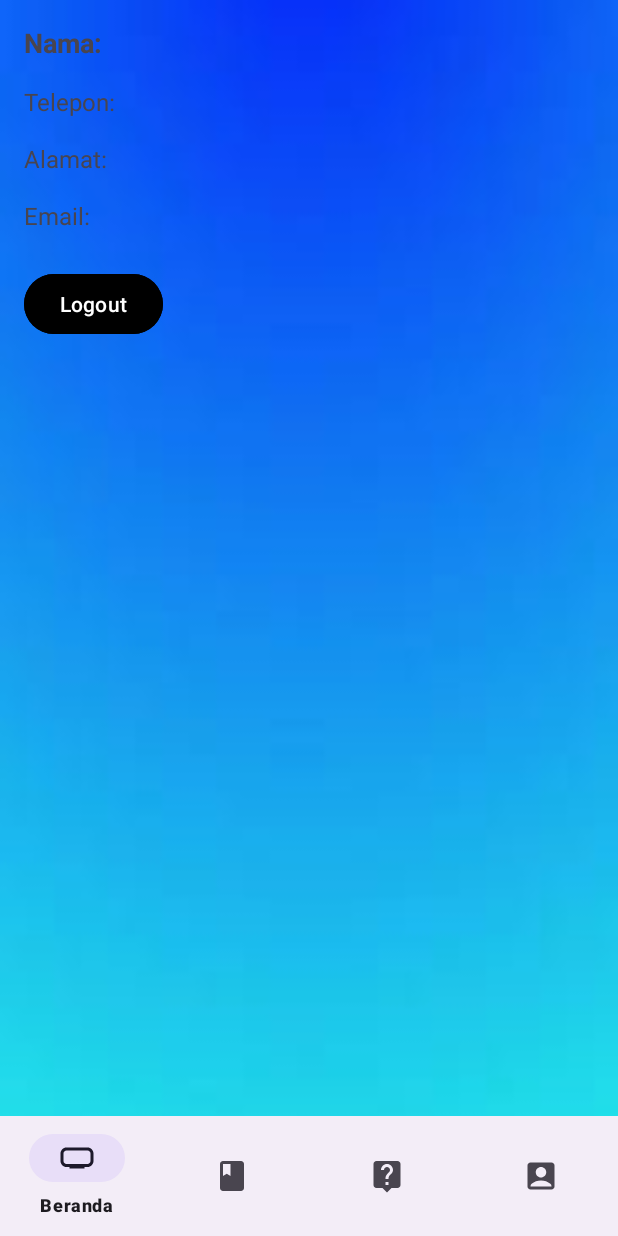
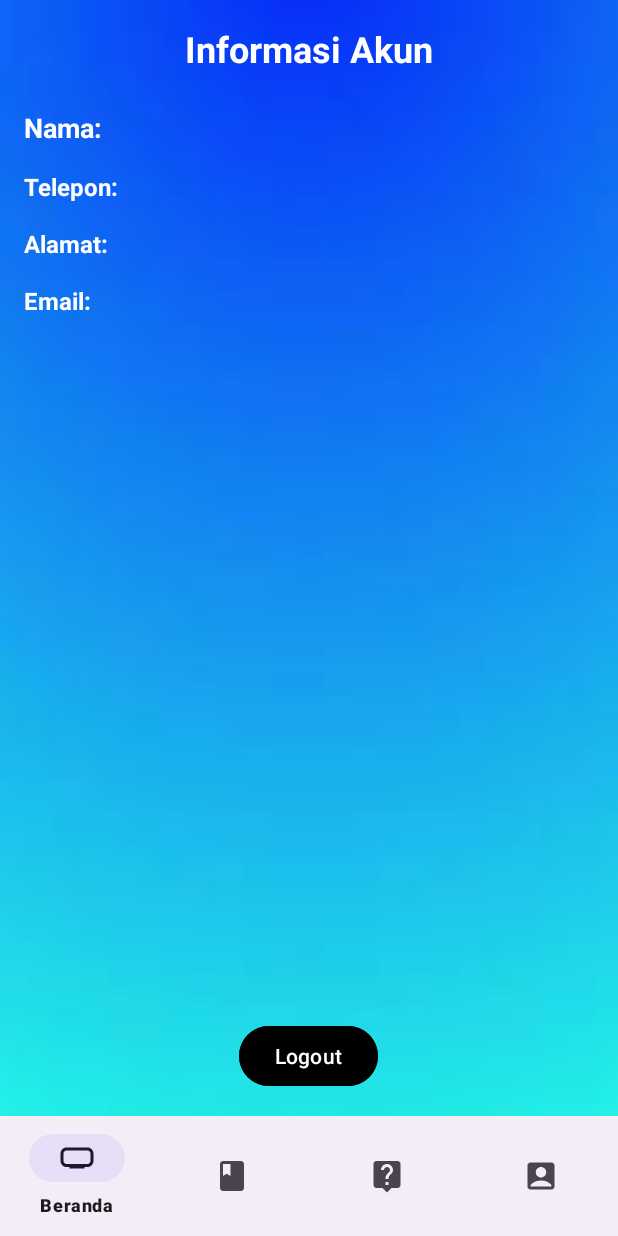
Before and after one commit to farhannovaldi/AplikasiDonasiMakanan, an Android app: the fragment AkunFragment placed in its activity, on a phone screen of 412 x 824 dp. Run offline under Robolectric (Android 15) with nearby library versions, the phone set to English and light mode, and no system bars; our stand-ins replace Firebase (no records; nobody signed in at launch, a user with empty details on screens opened directly).

Commit message:
Penyesuaian layout akun

```diff
--- a/app/src/main/java/com/project/nvl/aplikasidonasimakanan/AkunFragment.java
+++ b/app/src/main/java/com/project/nvl/aplikasidonasimakanan/AkunFragment.java
@@ -39,7 +39,7 @@ public class AkunFragment extends Fragment {
         textTelepon = view.findViewById(R.id.textTelepon);
         textAlamat = view.findViewById(R.id.textAlamat);
         textEmail = view.findViewById(R.id.textEmail);
-        btnLogout = view.findViewById(R.id.btnLogout); // Tambahkan ini
+        btnLogout = view.findViewById(R.id.btnLogout);
 
         FirebaseUser currentUser = FirebaseAuth.getInstance().getCurrentUser();
 
@@ -53,26 +53,24 @@ public class AkunFragment extends Fragment {
                         Log.d("AkunFragment", "DataSnapshot: " + snapshot.getValue());
 
                         String nama = snapshot.child("nama").getValue(String.class);
+                        String telepon = snapshot.child("telepon").getValue(String.class);
+                        String alamat = snapshot.child("alamat").getValue(String.class);
                         String email = currentUser.getEmail();
 
-                        textNama.setText("Nama: " + nama);
-                        textEmail.setText("Email: " + email);
+                        textNama.setText("Nama : " + nama);
+                        textEmail.setText("Email : " + email);
+                        textAlamat.setText("Alamat : "+alamat);
+                        textTelepon.setText("Nomor Hp : "+telepon);
 
                         // Mengambil data telepon dan alamat dari database
-                        String telepon = snapshot.child("telepon").getValue(String.class);
-                        String alamat = snapshot.child("alamat").getValue(String.class);
 
-                        Log.d("AkunFragment", "Telepon: " + telepon);
-                        Log.d("AkunFragment", "Alamat: " + alamat);
+
 
                     }
                 }
 
-
-
                 @Override
                 public void onCancelled(@NonNull DatabaseError error) {
-                    // Handle kegagalan baca data
                 }
             });
         }
--- a/app/src/main/res/layout/fragment_akun.xml
+++ b/app/src/main/res/layout/fragment_akun.xml
@@ -2,7 +2,19 @@
     xmlns:android="http://schemas.android.com/apk/res/android"
     android:layout_width="match_parent"
     android:layout_height="match_parent"
+    android:background="@drawable/bg"
     android:padding="16dp">
+
+    <TextView
+        android:id="@+id/textTitle"
+        android:layout_width="wrap_content"
+        android:layout_height="wrap_content"
+        android:text="Informasi Akun"
+        android:textSize="24sp"
+        android:textStyle="bold"
+        android:textColor="#FFFFFF"
+        android:layout_centerHorizontal="true"
+        android:layout_marginBottom="16dp"/>
 
     <TextView
         android:id="@+id/textNama"
@@ -11,6 +23,9 @@
         android:text="Nama:"
         android:textSize="18sp"
         android:textStyle="bold"
+        android:textColor="#FFFFFF"
+        android:layout_below="@id/textTitle"
+        android:layout_marginTop="8dp"
         android:layout_marginBottom="8dp"/>
 
     <TextView
@@ -19,6 +34,8 @@
         android:layout_height="wrap_content"
         android:text="Telepon:"
         android:textSize="16sp"
+        android:textStyle="bold"
+        android:textColor="#FFFFFF"
         android:layout_below="@id/textNama"
         android:layout_marginTop="8dp"
         android:layout_marginBottom="8dp"/>
@@ -29,6 +46,8 @@
         android:layout_height="wrap_content"
         android:text="Alamat:"
         android:textSize="16sp"
+        android:textStyle="bold"
+        android:textColor="#FFFFFF"
         android:layout_below="@id/textTelepon"
         android:layout_marginTop="8dp"
         android:layout_marginBottom="8dp"/>
@@ -39,6 +58,8 @@
         android:layout_height="wrap_content"
         android:text="Email:"
         android:textSize="16sp"
+        android:textStyle="bold"
+        android:textColor="#FFFFFF"
         android:layout_below="@id/textAlamat"
         android:layout_marginTop="8dp"
         android:layout_marginBottom="8dp"/>
@@ -48,9 +69,9 @@
         android:layout_width="wrap_content"
         android:layout_height="wrap_content"
         android:text="Logout"
-        android:layout_below="@id/textEmail"
+        android:layout_centerHorizontal="true"
+        android:layout_alignParentBottom="true"
         android:layout_marginTop="16dp"
         android:onClick="logout"
         android:backgroundTint="@color/black"/>
-
 </RelativeLayout>
```
